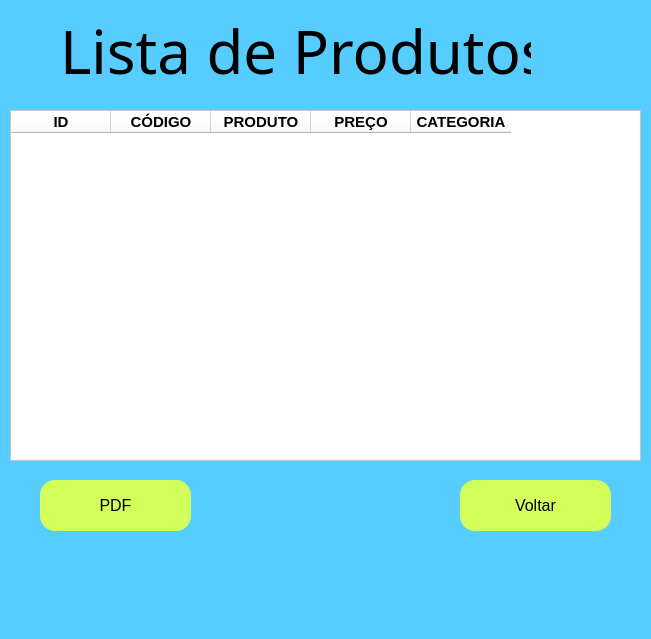
Above: lista_produtos.ui from ImpactPark/Cadastro_Produtos before the change. Below: the same form after it.
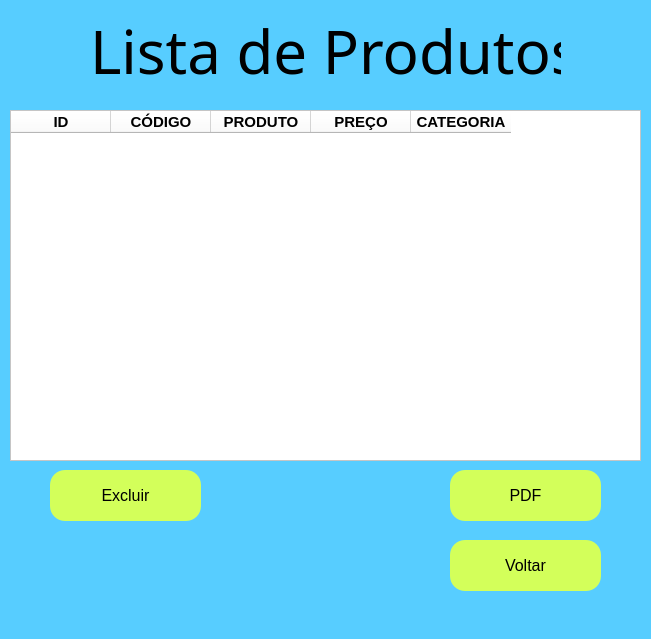
That is the form after the change.

```diff
--- a/lista_produtos.ui
+++ b/lista_produtos.ui
@@ -20,7 +20,7 @@
    <widget class="QLabel" name="label_6">
     <property name="geometry">
      <rect>
-      <x>60</x>
+      <x>90</x>
       <y>10</y>
       <width>471</width>
       <height>81</height>
@@ -132,8 +132,8 @@
    <widget class="QPushButton" name="pushButton_2">
     <property name="geometry">
      <rect>
-      <x>40</x>
-      <y>480</y>
+      <x>450</x>
+      <y>470</y>
       <width>151</width>
       <height>51</height>
      </rect>
@@ -160,8 +160,8 @@
    <widget class="QPushButton" name="pushButton_3">
     <property name="geometry">
      <rect>
-      <x>460</x>
-      <y>480</y>
+      <x>450</x>
+      <y>540</y>
       <width>151</width>
       <height>51</height>
      </rect>
@@ -185,6 +185,34 @@
      <string>Voltar</string>
     </property>
    </widget>
+   <widget class="QPushButton" name="pushButton_4">
+    <property name="geometry">
+     <rect>
+      <x>50</x>
+      <y>470</y>
+      <width>151</width>
+      <height>51</height>
+     </rect>
+    </property>
+    <property name="font">
+     <font>
+      <family>Microsoft YaHei UI</family>
+      <pointsize>12</pointsize>
+      <weight>50</weight>
+      <bold>false</bold>
+     </font>
+    </property>
+    <property name="styleSheet">
+     <string notr="true">background-color: rgb(211, 255, 90);
+border-color: rgb(0, 0, 0);
+border-radius: 15px;
+border-width: 2px;
+border-color: rgb(0, 0, 0);</string>
+    </property>
+    <property name="text">
+     <string>Excluir</string>
+    </property>
+   </widget>
   </widget>
   <widget class="QMenuBar" name="menubar">
    <property name="geometry">
```
